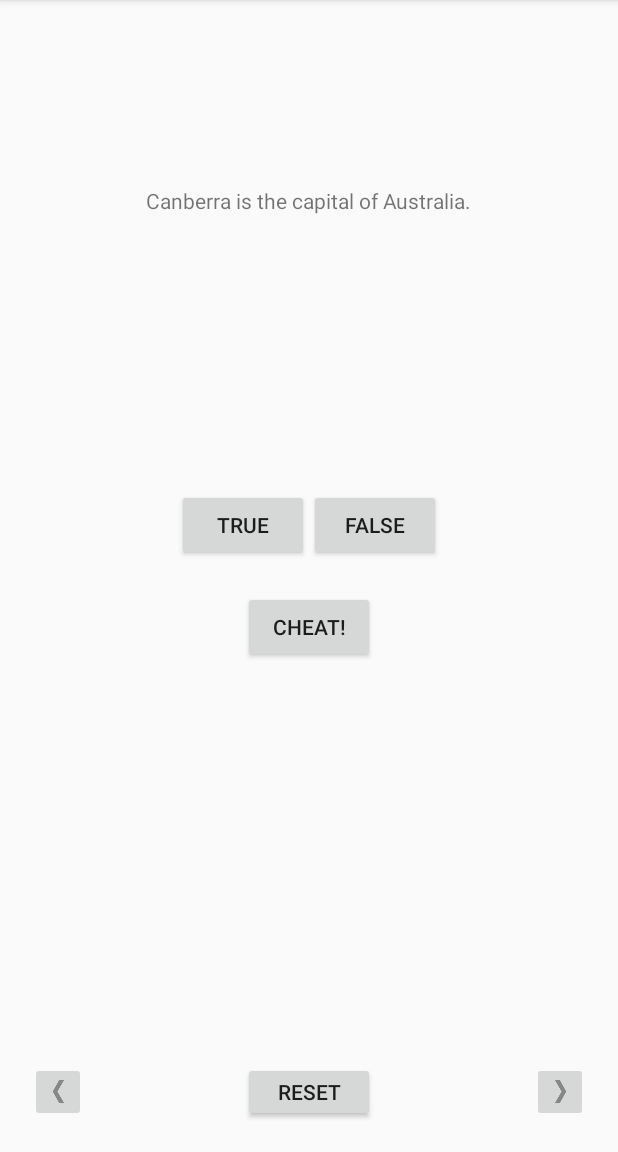
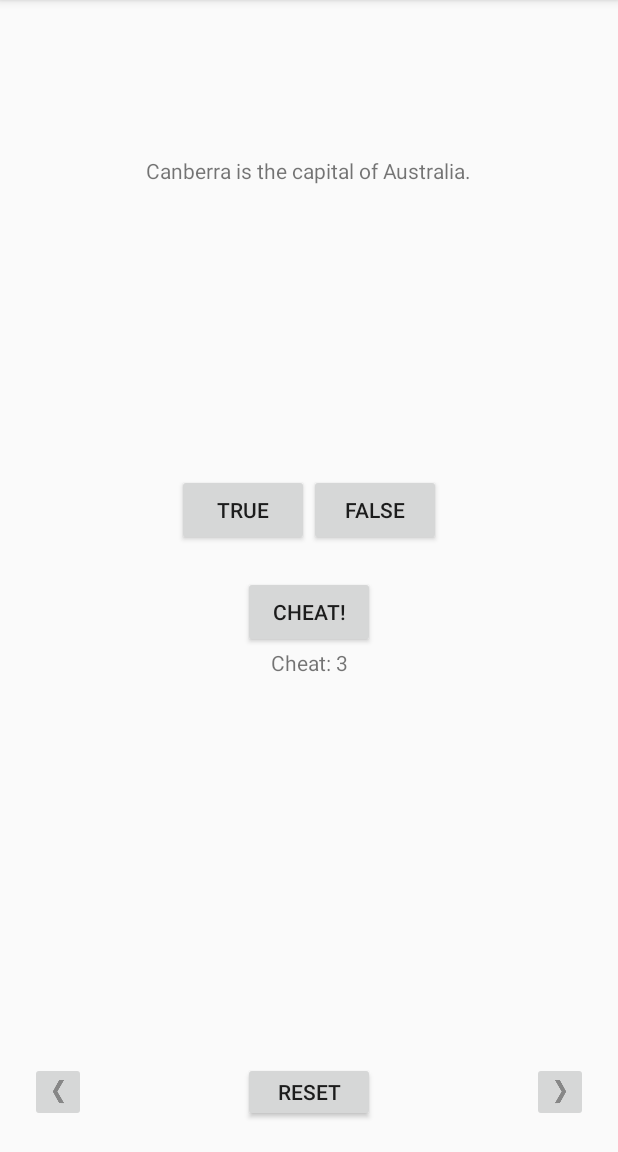
Before and after one commit to MaxKliuba/MaxGeoQuiz, an Android app: the screen it shows after launch (MaxGeoQuizActivity), on a phone screen of 412 x 824 dp, the part 84-1236 px from its top. Run offline under Robolectric (Android 15) with nearby library versions, the phone set to English and light mode, and no system bars.

Commit message:
cheatCounter added, bug fixed, API Level check added

```diff
--- a/app/src/main/java/com/max_kliuba/maxgeoquiz/Answer.java
+++ b/app/src/main/java/com/max_kliuba/maxgeoquiz/Answer.java
@@ -6,7 +6,8 @@ public class Answer implements Serializable {
     private static final int NO_ANSWER = 0;
     private static final int INCORRECT_ANSWER = 1;
     private static final int CORRECT_ANSWER = 2;
-    private static final int CHEAT_ANSWER = 3;
+    private boolean mIsCheat;
+    private static int mCheatCounter;
 
     private int mUserAnswer;
 
@@ -16,6 +17,8 @@ public class Answer implements Serializable {
 
     public void reset() {
         setUserAnswer(NO_ANSWER);
+        mIsCheat = false;
+        mCheatCounter = 3;
     }
 
     public boolean hasUserAnswer() {
@@ -35,11 +38,18 @@ public class Answer implements Serializable {
     }
 
     public boolean isCheat() {
-        return getUserAnswer() == CHEAT_ANSWER;
+        return mIsCheat;
     }
 
     public void setCheat(boolean cheat) {
-        setUserAnswer(CHEAT_ANSWER);
+        mIsCheat = cheat;
+        if (cheat) {
+            mCheatCounter--;
+        }
+    }
+
+    public static int getCheatCounter() {
+        return mCheatCounter;
     }
 
     public void setUserAnswer(int currentAnswer) {
--- a/app/src/main/java/com/max_kliuba/maxgeoquiz/MaxGeoQuizActivity.java
+++ b/app/src/main/java/com/max_kliuba/maxgeoquiz/MaxGeoQuizActivity.java
@@ -5,11 +5,8 @@ import androidx.annotation.Nullable;
 import androidx.appcompat.app.AppCompatActivity;
 
 import android.app.Activity;
-import android.content.Context;
 import android.content.Intent;
 import android.os.Bundle;
-import android.util.Log;
-import android.view.Gravity;
 import android.view.View;
 import android.widget.Button;
 import android.widget.ImageButton;
@@ -29,6 +26,7 @@ public class MaxGeoQuizActivity extends AppCompatActivity {
     private Button mCheatButton;
     private Button mResetButton;
     private TextView mQuestionTextView;
+    private TextView mCheatTextView;
 
     private Question[] mQuestionsBank = new Question[]{
             new Question(R.string.question_australia, true),
@@ -89,6 +87,8 @@ public class MaxGeoQuizActivity extends AppCompatActivity {
             }
         });
 
+        mCheatTextView = (TextView) findViewById(R.id.cheat_textview);
+
         mPrevButton = (ImageButton) findViewById(R.id.prev_button);
         mPrevButton.setOnClickListener(new View.OnClickListener() {
             @Override
@@ -112,15 +112,16 @@ public class MaxGeoQuizActivity extends AppCompatActivity {
             @Override
             public void onClick(View v) {
                 mCurrentIndex = 0;
-
                 for (Answer answer : mAnswers) {
                     answer.reset();
                 }
                 updateQuestion();
+                checkCheatCounter();
             }
         });
 
         updateQuestion();
+        checkCheatCounter();
     }
 
     @Override
@@ -134,7 +135,11 @@ public class MaxGeoQuizActivity extends AppCompatActivity {
             if (data == null) {
                 return;
             }
-            mAnswers[mCurrentIndex].setCheat(CheatActivity.wasAnswerShown(data));
+
+            if (CheatActivity.wasAnswerShown(data)) {
+                mAnswers[mCurrentIndex].setCheat(true);
+            }
+            checkCheatCounter();
         }
     }
 
@@ -151,6 +156,13 @@ public class MaxGeoQuizActivity extends AppCompatActivity {
         setAnswerButtonState(!mAnswers[mCurrentIndex].hasUserAnswer());
     }
 
+    private void checkCheatCounter() {
+        if (Answer.getCheatCounter() <= 0) {
+            mCheatButton.setEnabled(false);
+        }
+        mCheatTextView.setText(String.format("%s: %s", getString(R.string.cheat_textview), Answer.getCheatCounter()));
+    }
+
     private void setAnswerButtonState(boolean state) {
         mTrueButton.setEnabled(state);
         mFalseButton.setEnabled(state);
@@ -159,15 +171,12 @@ public class MaxGeoQuizActivity extends AppCompatActivity {
 
     private void checkAnswer(boolean userPressedTrue) {
         boolean answerIsTrue = mQuestionsBank[mCurrentIndex].isAnswerTrue();
-        int messageResId;
-
+        int messageResId = mAnswers[mCurrentIndex].checkUserAnswer(userPressedTrue, answerIsTrue) ? R.string.correct_toast : R.string.incorrect_toast;
+        String toastText = getString(messageResId);
         if (mAnswers[mCurrentIndex].isCheat()) {
-            messageResId = R.string.judgment_toast;
-        } else {
-            messageResId = mAnswers[mCurrentIndex].checkUserAnswer(userPressedTrue, answerIsTrue) ? R.string.correct_toast : R.string.incorrect_toast;
+            toastText = String.format("%s (%s)", getString(messageResId), getString(R.string.judgment_toast));
         }
-
-        Toast toast = Toast.makeText(MaxGeoQuizActivity.this, messageResId, Toast.LENGTH_SHORT);
+        Toast toast = Toast.makeText(MaxGeoQuizActivity.this, toastText, Toast.LENGTH_SHORT);
         toast.show();
 
         setAnswerButtonState(false);
@@ -188,9 +197,8 @@ public class MaxGeoQuizActivity extends AppCompatActivity {
         }
 
         double persent = round(correctAnswerCounter * 100.0 / mAnswers.length, 2);
-        Toast toast = Toast.makeText(MaxGeoQuizActivity.this, getString(R.string.result) + persent + "%", Toast.LENGTH_LONG);
+        Toast toast = Toast.makeText(MaxGeoQuizActivity.this, String.format("%s: %s%%", getString(R.string.result), persent), Toast.LENGTH_LONG);
         toast.show();
-
     }
 
     public static double round(double value, int places) {
--- a/app/src/main/res/layout-land/activity_quiz.xml
+++ b/app/src/main/res/layout-land/activity_quiz.xml
@@ -9,7 +9,7 @@
         android:layout_width="wrap_content"
         android:layout_height="wrap_content"
         android:layout_gravity="center_horizontal"
-        android:layout_marginTop="20dp"
+        android:layout_margin="20dp"
         android:padding="24dp"
         tools:text="[QUESTION]" />
 
@@ -46,6 +46,13 @@
             android:layout_marginTop="20dp"
             android:text="@string/cheat_button" />
 
+        <TextView
+            android:id="@+id/cheat_textview"
+            android:layout_width="match_parent"
+            android:layout_height="wrap_content"
+            android:textAlignment="center"
+            tools:text="Cheat: 0" />
+
     </LinearLayout>
 
     <FrameLayout
--- a/app/src/main/res/layout/activity_quiz.xml
+++ b/app/src/main/res/layout/activity_quiz.xml
@@ -9,7 +9,7 @@
         android:layout_width="wrap_content"
         android:layout_height="wrap_content"
         android:layout_gravity="center_horizontal"
-        android:layout_marginTop="100dp"
+        android:layout_marginTop="80dp"
         android:padding="24dp"
         tools:text="[QUESTION]" />
 
@@ -46,6 +46,13 @@
             android:layout_marginTop="20dp"
             android:text="@string/cheat_button" />
 
+        <TextView
+            android:id="@+id/cheat_textview"
+            android:layout_width="match_parent"
+            android:layout_height="wrap_content"
+            android:textAlignment="center"
+            tools:text="Cheat: 0" />
+
     </LinearLayout>
 
     <FrameLayout
--- a/app/src/main/res/values/strings.xml
+++ b/app/src/main/res/values/strings.xml
@@ -7,11 +7,13 @@
     <string name="next_button">NEXT</string>
     <string name="prev_button">PREV</string>
     <string name="reset_button">RESET</string>
-    <string name="result">Result: </string>
+    <string name="result">Result</string>
     <string name="warning_text">Are you sure you want to do this?</string>
     <string name="show_answer_button">Show Answer</string>
     <string name="cheat_button">Cheat!</string>
-    <string name="judgment_toast">Cheating is wrong.</string>
+    <string name="judgment_toast">Cheating is wrong</string>
+    <string name="cheat_textview">Cheat</string>
+    <string name="api_level">API Level</string>
 
     <string name="question_australia">Canberra is the capital of Australia.</string>
     <string name="question_oceans">The Pacific Ocean is larger than the Atlantic Ocean.</string>
```
Also changed, not shown: app/src/main/java/com/max_kliuba/maxgeoquiz/CheatActivity.java (+26 -0 lines), app/src/main/res/layout/activity_cheat.xml (+18 -2 lines).
